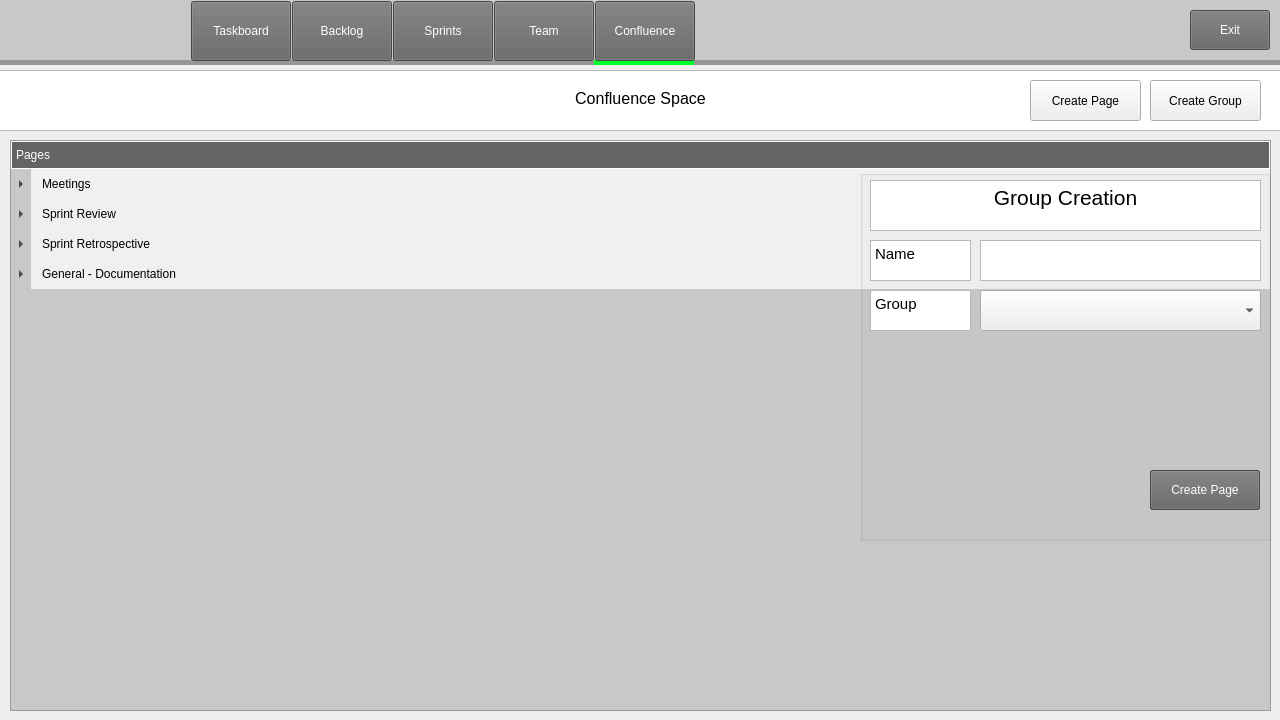
Qt form code/Staging_Environment/Recovered/Staging_Environment_Recorverd/parentboard.ui (muazzamaqeel/Software-Project-CTS-5) before a commit.
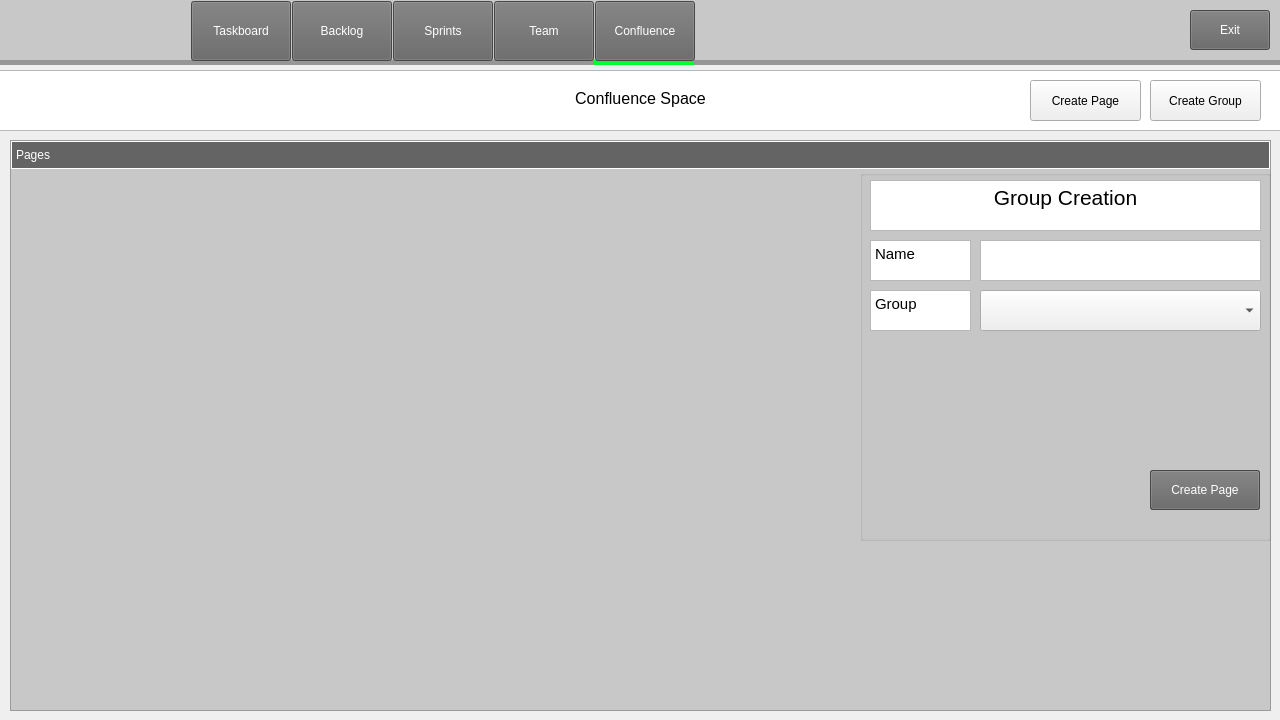
The same form after that commit. The open tabs and pages were chosen to show the change. Icons and pictures are not drawn.

```diff
--- a/code/Staging_Environment/Recovered/Staging_Environment_Recorverd/parentboard.ui
+++ b/code/Staging_Environment/Recovered/Staging_Environment_Recorverd/parentboard.ui
@@ -2337,46 +2337,6 @@
        <string>Pages</string>
       </property>
      </column>
-     <item>
-      <property name="text">
-       <string>Meetings</string>
-      </property>
-      <item>
-       <property name="text">
-        <string>Dailys</string>
-       </property>
-      </item>
-     </item>
-     <item>
-      <property name="text">
-       <string>Sprint Review</string>
-      </property>
-      <item>
-       <property name="text">
-        <string>Review 1</string>
-       </property>
-      </item>
-     </item>
-     <item>
-      <property name="text">
-       <string>Sprint Retrospective</string>
-      </property>
-      <item>
-       <property name="text">
-        <string>Retro 1</string>
-       </property>
-      </item>
-     </item>
-     <item>
-      <property name="text">
-       <string>General - Documentation</string>
-      </property>
-      <item>
-       <property name="text">
-        <string>System Design</string>
-       </property>
-      </item>
-     </item>
     </widget>
     <widget class="QTextBrowser" name="label_userstories_2">
      <property name="geometry">
```
Left out of the diff: 2 changed lines with no effect on the pictures.
